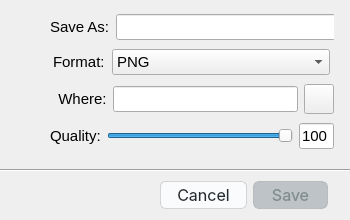
SevaMisiul/photo_editor, file photo_editor/save_dialog.ui: the form before one commit.
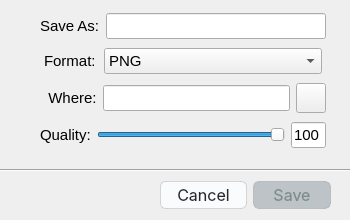
The form after the commit. Icons and pictures are not drawn.

```diff
--- a/photo_editor/save_dialog.ui
+++ b/photo_editor/save_dialog.ui
@@ -72,7 +72,7 @@
     <rect>
      <x>160</x>
      <y>180</y>
-     <width>168</width>
+     <width>171</width>
      <height>31</height>
     </rect>
    </property>
@@ -132,9 +132,9 @@
   <widget class="QWidget" name="layoutWidget">
    <property name="geometry">
     <rect>
-     <x>50</x>
-     <y>11</y>
-     <width>284</width>
+     <x>40</x>
+     <y>10</y>
+     <width>286</width>
      <height>142</height>
     </rect>
    </property>
```
